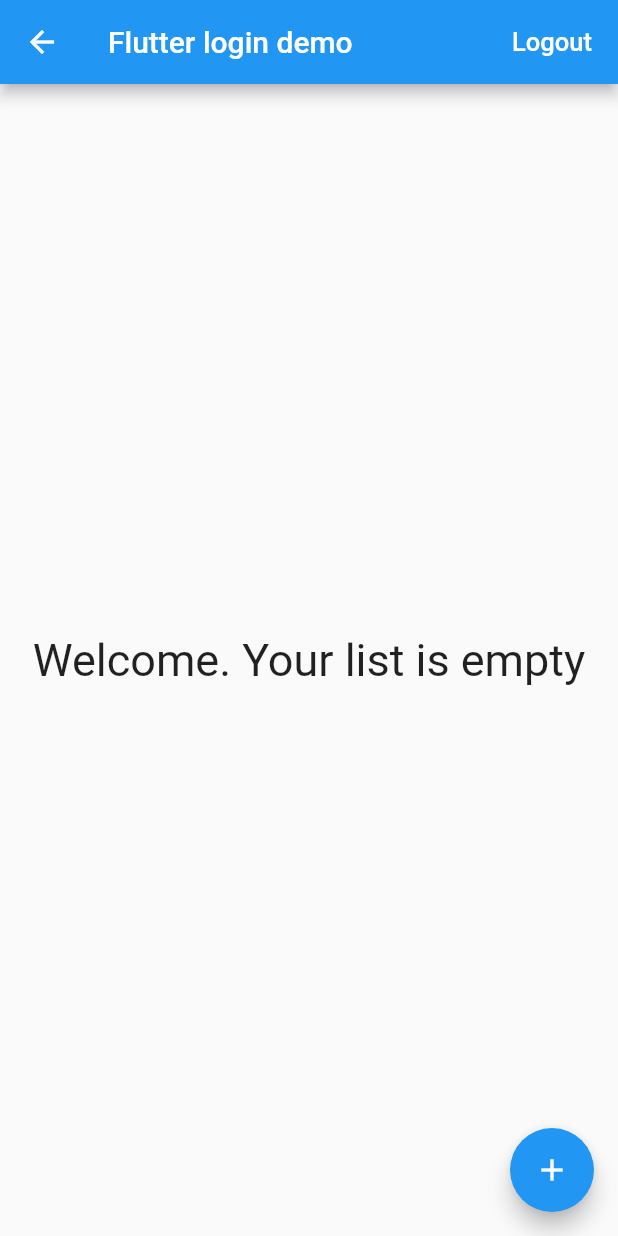
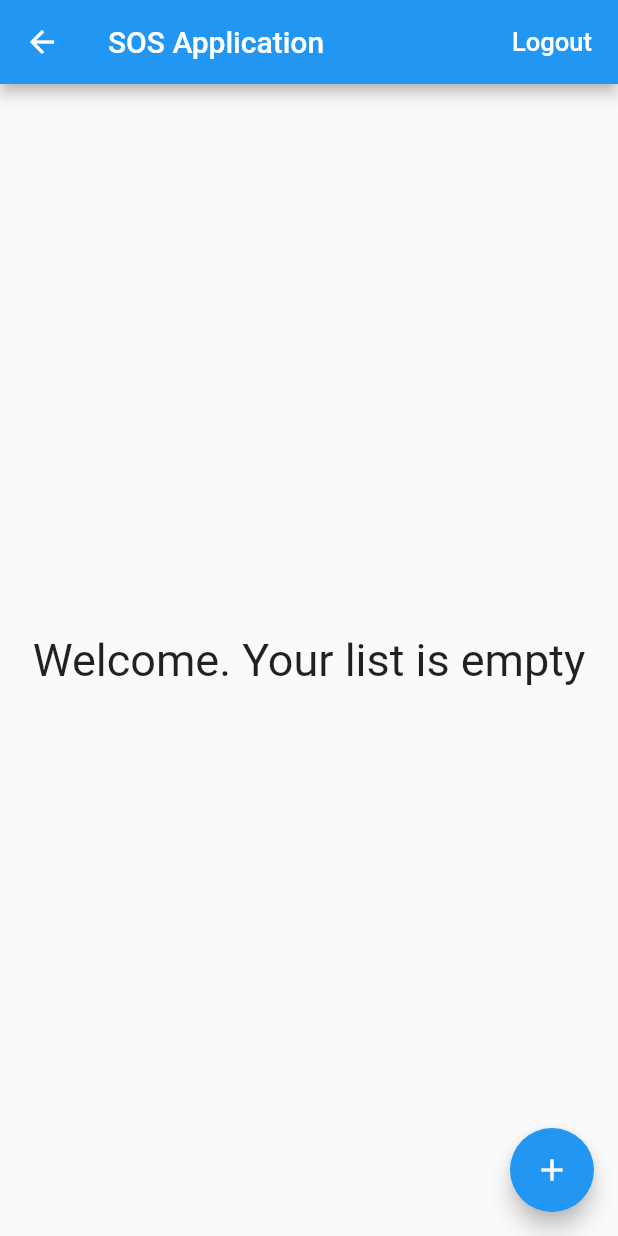
Before and after one commit to Inix3K/sos_app, a Flutter app: the HomePage screen opened directly, on a phone screen of 412 x 824 dp. Run offline on Flutter 3.47's test engine with Material 2 defaults, Android fonts, the phone set to English and light mode, and no system bars; our stand-ins replace firebase_auth, firebase_database; accounts and stored records are empty.

Commit message:
Update home_page AppBar title

```diff
--- a/lib/home_page.dart
+++ b/lib/home_page.dart
@@ -249,7 +249,7 @@ class _HomePageState extends State<HomePage> {
   Widget build(BuildContext context) {
     return new Scaffold(
         appBar: new AppBar(
-          title: new Text('Flutter login demo'),
+          title: new Text('SOS Application'),
           actions: <Widget>[
             new FlatButton(
                 child: new Text('Logout',
```
